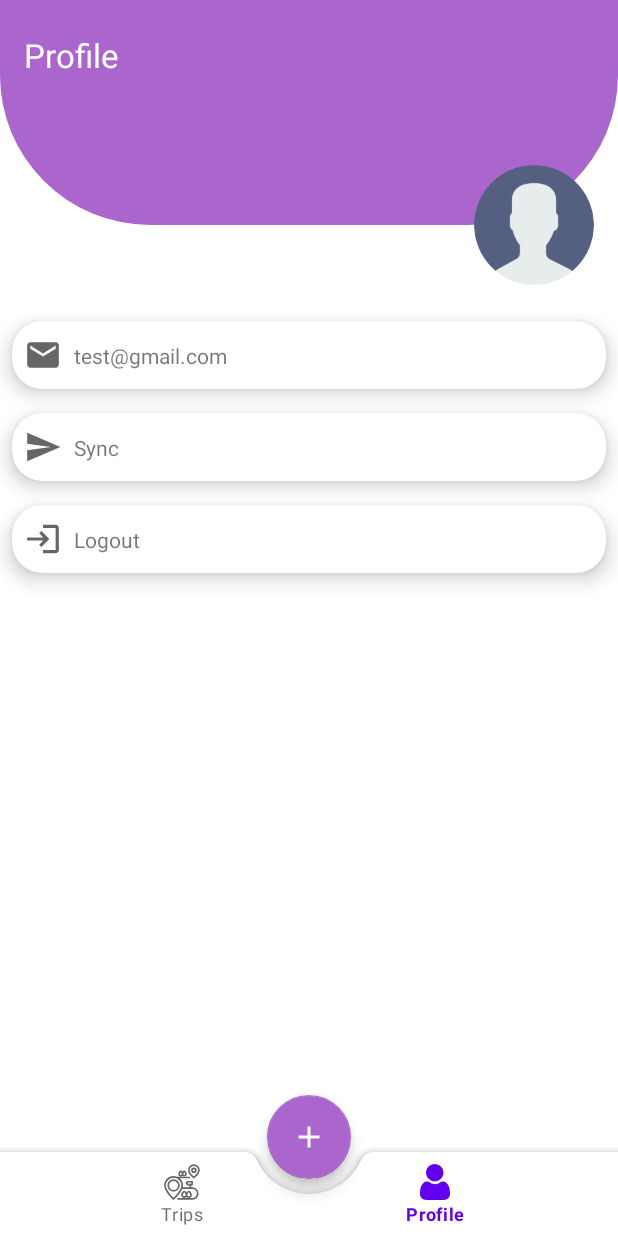
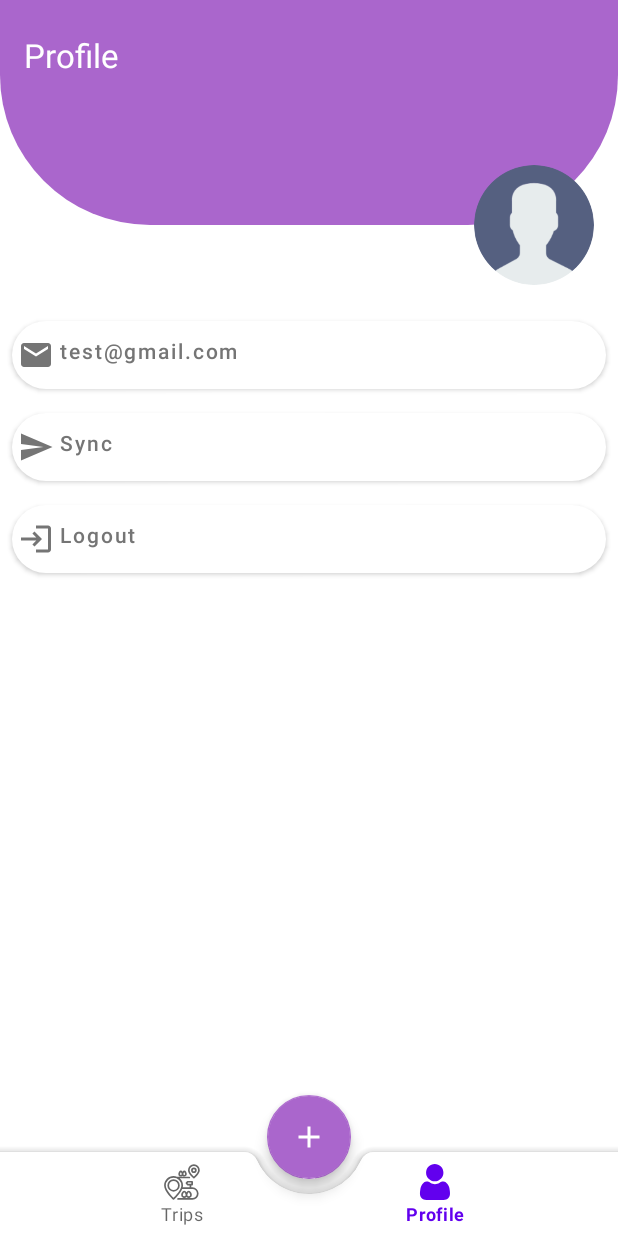
Before and after one commit to Iti-android-project-team/TripReminderAndroid, an Android app: the screen it shows after launch (MainActivity), item 2 of the bottom bar chosen, on a phone screen of 412 x 824 dp. Run offline under Robolectric (Android 15) with nearby library versions, the phone set to English and light mode, and no system bars; plain views replace CircularImageView.

Commit message:
Enhancement design for profile page

```diff
--- a/app/src/main/res/layout/fragment_profile.xml
+++ b/app/src/main/res/layout/fragment_profile.xml
@@ -51,106 +51,62 @@
         android:layout_marginRight="16dp"
         android:scaleType="fitXY"
         app:siSquare="false"/>
-    <androidx.cardview.widget.CardView
-        android:id="@+id/card_email"
+
+        <com.google.android.material.button.MaterialButton
+            android:id="@+id/btn_email"
             android:layout_width="match_parent"
             android:layout_height="45dp"
-        app:cardCornerRadius="20dp"
+            android:background="@drawable/rounded_shape"
+            app:backgroundTint="@color/white"
+            android:text="@string/email"
+            app:icon="@drawable/ic_baseline_email_24"
             app:layout_constraintTop_toBottomOf="@+id/toolbar"
             android:layout_marginTop="64dp"
             android:layout_marginStart="8dp"
             android:layout_marginEnd="8dp"
-        app:cardElevation="8dp">
-
-        <androidx.constraintlayout.widget.ConstraintLayout
-            android:layout_width="match_parent"
-            android:layout_height="match_parent">
-
-            <ImageView
-                android:id="@+id/img_email"
-                android:layout_width="25dp"
-                android:layout_height="25dp"
-                android:layout_marginStart="8dp"
-                app:layout_constraintBottom_toBottomOf="parent"
-                app:layout_constraintStart_toStartOf="parent"
-                app:layout_constraintTop_toTopOf="parent"
-                app:srcCompat="@drawable/ic_baseline_email_24" />
-            <TextView
-                android:layout_width="wrap_content"
-                android:layout_height="wrap_content"
-                app:layout_constraintStart_toEndOf="@id/img_email"
-                app:layout_constraintTop_toTopOf="@id/img_email"
-                app:layout_constraintBottom_toBottomOf="@id/img_email"
-                android:layout_marginStart="8dp"
-                android:text="@string/email" />
-        </androidx.constraintlayout.widget.ConstraintLayout>
-
-    </androidx.cardview.widget.CardView>
-    <androidx.cardview.widget.CardView
-        android:id="@+id/card_sync"
+            android:textColor="@color/gray"
+            app:iconTint="@color/gray"
+            android:gravity="start"
+            android:padding="4dp"
+            android:textAllCaps="false"
+            app:iconGravity="start"
+            app:iconPadding="4dp"/>
+    <com.google.android.material.button.MaterialButton
+        android:id="@+id/btn_sync"
         android:layout_width="match_parent"
         android:layout_height="45dp"
-        app:cardCornerRadius="20dp"
-        app:layout_constraintTop_toBottomOf="@+id/card_email"
+        android:background="@drawable/rounded_shape"
+        app:backgroundTint="@color/white"
+        android:text="@string/sync"
+        app:icon="@drawable/ic_baseline_send_24"
+        app:layout_constraintTop_toBottomOf="@+id/btn_email"
         android:layout_marginTop="16dp"
-        app:cardElevation="8dp"
         android:layout_marginStart="8dp"
-        android:layout_marginEnd="8dp">
-        <androidx.constraintlayout.widget.ConstraintLayout
-            android:layout_width="match_parent"
-            android:layout_height="match_parent">
-            <ImageView
-                android:id="@+id/img_sync"
-                android:layout_width="25dp"
-                android:layout_height="25dp"
-                app:layout_constraintStart_toStartOf="parent"
-                app:layout_constraintTop_toTopOf="parent"
-                app:layout_constraintBottom_toBottomOf="parent"
-                app:srcCompat="@drawable/ic_baseline_send_24"
-                android:layout_marginStart="8dp"/>
-            <TextView
-                android:layout_width="wrap_content"
-                android:layout_height="wrap_content"
-                app:layout_constraintStart_toEndOf="@id/img_sync"
-                app:layout_constraintTop_toTopOf="@id/img_sync"
-                app:layout_constraintBottom_toBottomOf="@id/img_sync"
-                android:layout_marginStart="8dp"
-                android:text="@string/sync" />
-        </androidx.constraintlayout.widget.ConstraintLayout>
-    </androidx.cardview.widget.CardView>
-    <androidx.cardview.widget.CardView
-        android:id="@+id/card_logout"
+        android:layout_marginEnd="8dp"
+        android:textColor="@color/gray"
+        app:iconTint="@color/gray"
+        android:gravity="start"
+        android:padding="4dp"
+        android:textAllCaps="false"
+        app:iconGravity="start"
+        app:iconPadding="4dp"/>
+    <com.google.android.material.button.MaterialButton
+        android:id="@+id/btn_logout"
         android:layout_width="match_parent"
         android:layout_height="45dp"
-        app:cardCornerRadius="20dp"
-        app:layout_constraintTop_toBottomOf="@+id/card_sync"
+        android:background="@drawable/rounded_shape"
+        app:backgroundTint="@color/white"
+        android:text="@string/logout"
+        app:icon="@drawable/ic_baseline_login_24"
+        app:layout_constraintTop_toBottomOf="@+id/btn_sync"
         android:layout_marginTop="16dp"
-        app:cardElevation="8dp"
         android:layout_marginStart="8dp"
-        android:layout_marginEnd="8dp">
-       <androidx.constraintlayout.widget.ConstraintLayout
-           android:layout_width="match_parent"
-           android:layout_height="match_parent">
-           <ImageView
-               android:id="@+id/img_logout"
-               android:layout_width="25dp"
-               android:layout_height="25dp"
-               app:layout_constraintStart_toStartOf="parent"
-               app:layout_constraintTop_toTopOf="parent"
-               app:layout_constraintBottom_toBottomOf="parent"
-               app:srcCompat="@drawable/ic_baseline_login_24"
-               android:layout_marginStart="8dp"/>
-           <TextView
-               android:layout_width="wrap_content"
-               android:layout_height="wrap_content"
-               app:layout_constraintStart_toEndOf="@id/img_logout"
-               app:layout_constraintTop_toTopOf="@id/img_logout"
-               app:layout_constraintBottom_toBottomOf="@id/img_logout"
-               android:layout_marginStart="8dp"
-               android:text="@string/logout" />
+        android:layout_marginEnd="8dp"
+        android:textColor="@color/gray"
+        app:iconTint="@color/gray"
+        android:gravity="start"
+        android:padding="4dp"
+        android:textAllCaps="false"
+        app:iconGravity="start"
+        app:iconPadding="4dp"/>
 </androidx.constraintlayout.widget.ConstraintLayout>
-
-    </androidx.cardview.widget.CardView>
-
-
-</androidx.constraintlayout.widget.ConstraintLayout>
--- a/app/src/main/res/values/colors.xml
+++ b/app/src/main/res/values/colors.xml
@@ -7,4 +7,5 @@
     <color name="teal_700">#FF018786</color>
     <color name="black">#FF000000</color>
     <color name="white">#FFFFFFFF</color>
+    <color name="gray">#757575</color>
 </resources>
```
Lines whose indentation alone changed are shown as unchanged.
